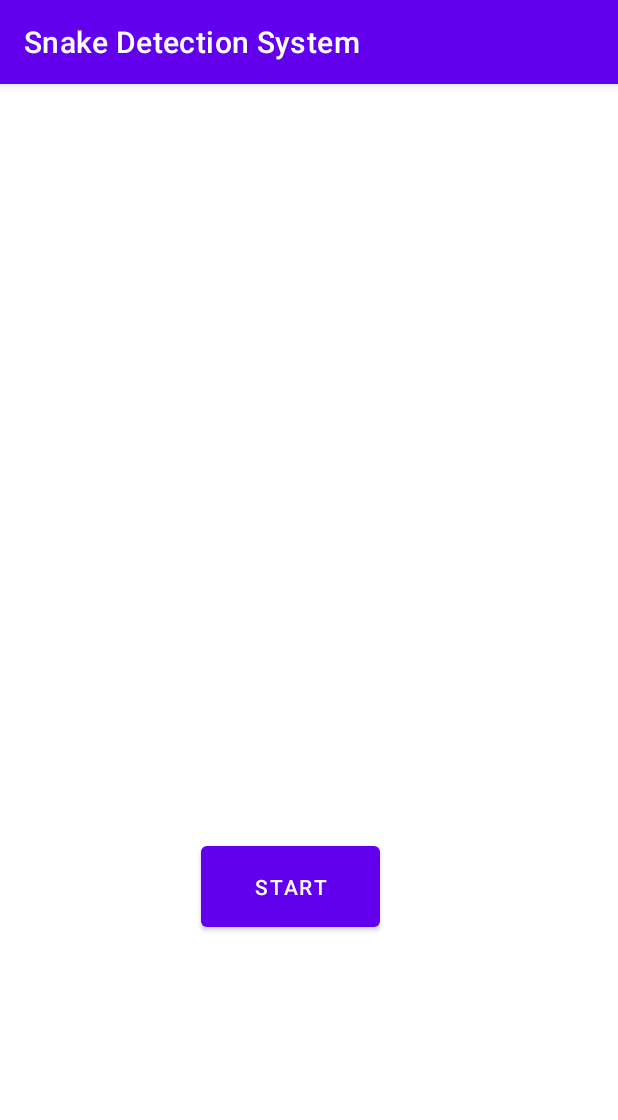
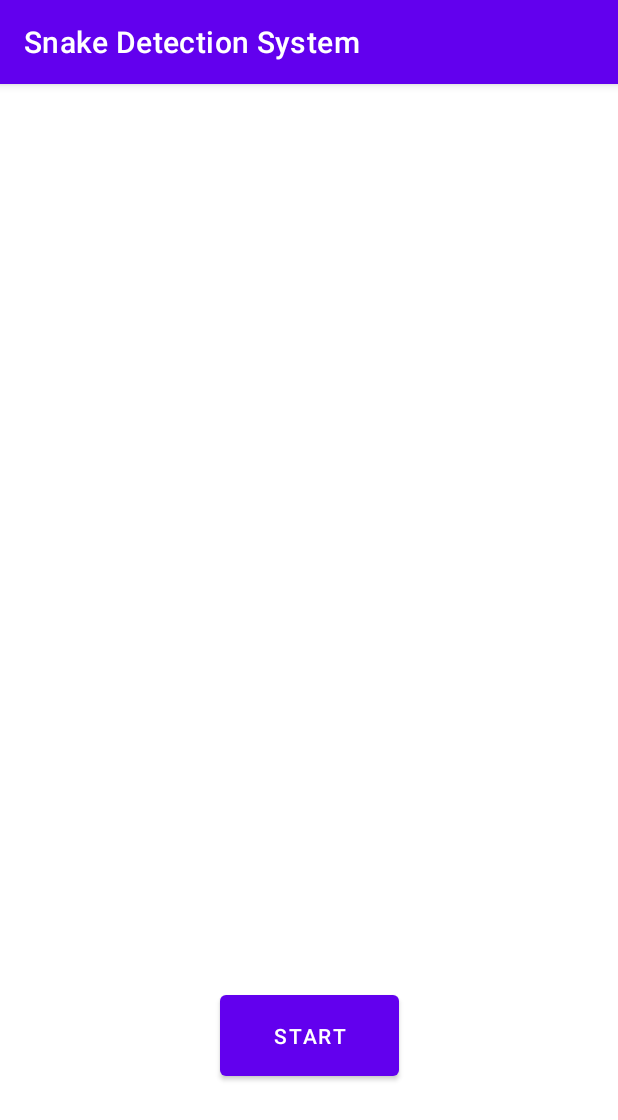
Before and after one commit to Dineshlahi/Snake-Detection-Systems, an Android app: the screen it shows after launch (MainActivity), on a phone screen of 412 x 824 dp. Shown: the top 1120 px of the screen. Run offline under Robolectric (Android 15) with nearby library versions, the phone set to English and light mode, and no system bars.

Commit message:
btnStart button id

```diff
--- a/app/src/main/res/layout/activity_main.xml
+++ b/app/src/main/res/layout/activity_main.xml
@@ -8,14 +8,13 @@
     tools:context=".MainActivity">
 
     <Button
-        android:id="@+id/button"
+        android:id="@+id/btnStart"
         android:layout_width="119dp"
         android:layout_height="66dp"
-        android:layout_marginBottom="200dp"
         android:text="Start"
         app:layout_constraintBottom_toBottomOf="parent"
         app:layout_constraintEnd_toEndOf="parent"
-        app:layout_constraintHorizontal_bias="0.458"
-        app:layout_constraintStart_toStartOf="parent" />
-
+        app:layout_constraintStart_toStartOf="parent"
+        app:layout_constraintTop_toTopOf="parent"
+        app:layout_constraintVertical_bias="0.857" />
 </androidx.constraintlayout.widget.ConstraintLayout>
--- a/app/src/main/res/values/strings.xml
+++ b/app/src/main/res/values/strings.xml
@@ -1,3 +1,4 @@
 <resources>
     <string name="app_name">Snake Detection System</string>
+    <string name="button">Button</string>
 </resources>
```
